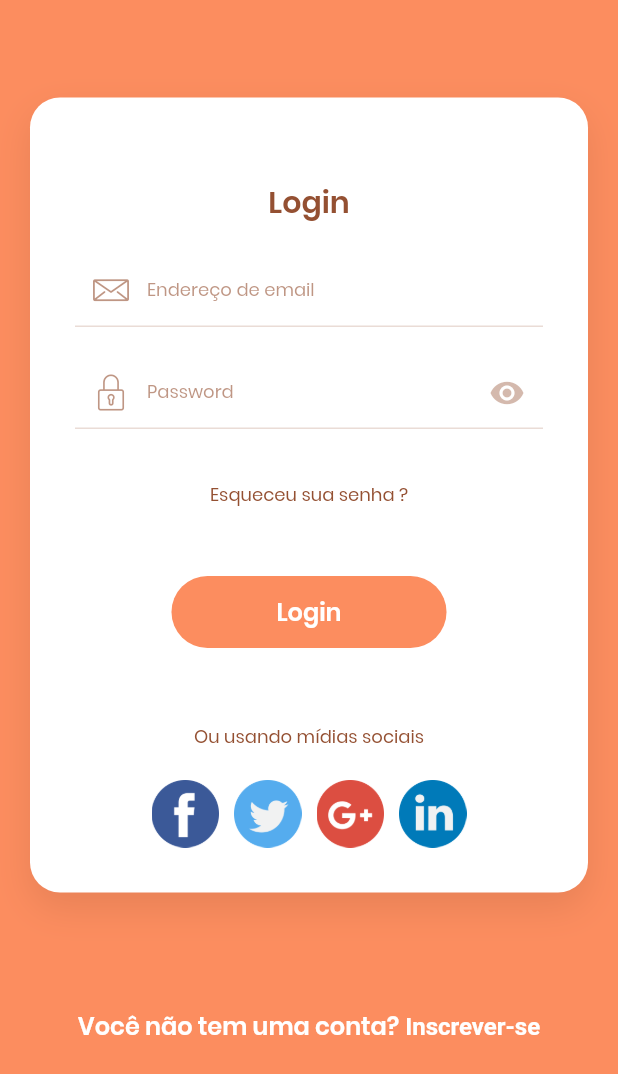
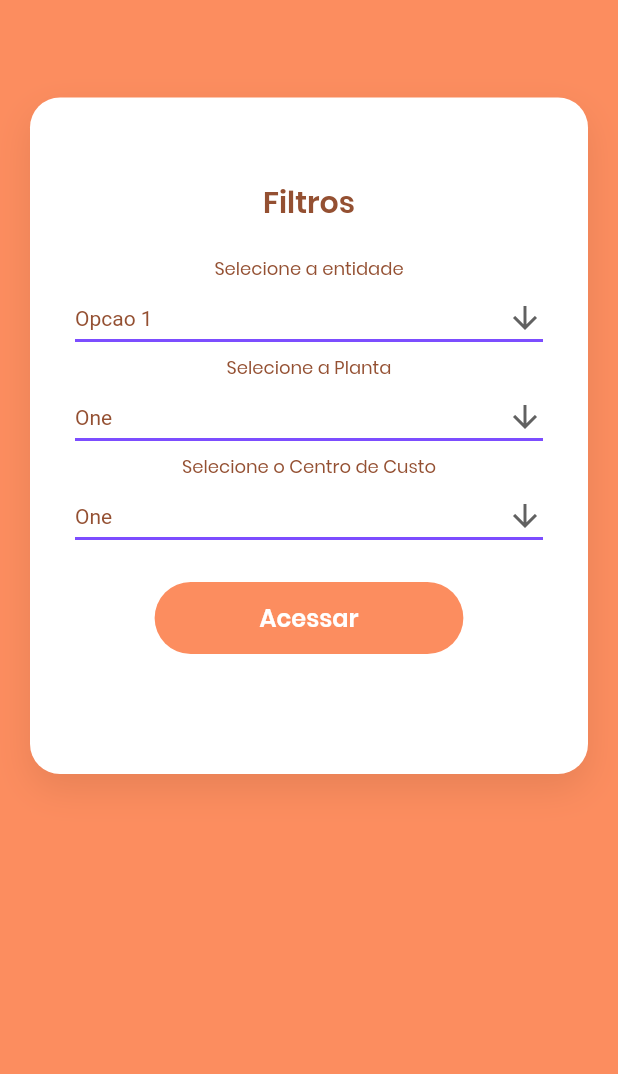
Before and after one commit to itasouza/appatlasfacil, a Flutter app: the TelaLogin screen opened directly, after a tap on "Login", on a phone screen of 412 x 824 dp. Shown: the top 1074 px of the screen. Run offline on Flutter 3.47's test engine with Material 2 defaults, Android fonts, the phone set to English and light mode, and no system bars; our stand-ins replace carousel_slider, datetime_picker_formfield, flutter_svg, splashscreen, sticky_headers.

Commit message:
tela filtros

```diff
--- a/lib/TelaApresentacao.dart
+++ b/lib/TelaApresentacao.dart
@@ -1,8 +1,6 @@
 import 'package:flutter/material.dart';
 import 'package:splashscreen/splashscreen.dart';
 import 'TelaSplash.dart';
-
-
 
 class TelaApresentacao extends StatefulWidget {
   @override
--- /dev/null
+++ b/lib/TelaFiltros.dart
@@ -0,0 +1,144 @@
+import 'package:appatlasfacil/config/ui_icons.dart';
+import 'package:flutter/cupertino.dart';
+import 'package:flutter/material.dart';
+
+
+class TelaFiltros extends StatefulWidget {
+  @override
+  _TelaFiltrosState createState() => _TelaFiltrosState();
+}
+
+class _TelaFiltrosState extends State<TelaFiltros> {
+  String dropdownValue = 'One';
+  bool _showPassword = false;
+
+  String entidade = 'Opcao 1';
+  List<String> options = ['Opcao 1', 'Opcao 2', 'Opcao 3', 'Opcao 4'];
+
+  Widget build(BuildContext context) {
+    return Scaffold(
+      backgroundColor: Theme.of(context).accentColor,
+      body: SingleChildScrollView(
+        child: Column(
+          children: <Widget>[
+            Stack(
+              children: <Widget>[
+                Container(
+                  width: double.infinity,
+                  padding: EdgeInsets.symmetric(vertical: 30, horizontal: 30),
+                  margin: EdgeInsets.symmetric(vertical: 65, horizontal: 20),
+                  decoration: BoxDecoration(
+                      borderRadius: BorderRadius.circular(20),
+                      color: Theme.of(context).primaryColor,
+                      boxShadow: [
+                        BoxShadow(
+                            color: Theme.of(context).hintColor.withOpacity(0.2), offset: Offset(0, 10), blurRadius: 20)
+                      ]),
+                  child: Column(
+                    children: <Widget>[
+                      SizedBox(height: 25),
+                      Text('Filtros', style: Theme.of(context).textTheme.display2),
+                      SizedBox(height: 20),
+                      Text('Selecione a entidade'),
+                      DropdownButton<String>(
+                        value: entidade,
+                        isExpanded: true,
+                        icon: Icon(Icons.arrow_downward),
+                        iconSize: 24,
+                        elevation: 16,
+                        style: TextStyle(color: Theme.of(context).focusColor),
+                        underline: Container(
+                          height: 2,
+                          color: Colors.deepPurpleAccent,
+                        ),
+                        onChanged: (String newValue) {
+                          setState(() {
+                            entidade = newValue;
+                          });
+                        },
+                        items: options
+                            .map<DropdownMenuItem<String>>((String value) {
+                          return DropdownMenuItem<String>(
+                            value: value,
+                            child: Text(value),
+                          );
+                        }).toList(),
+                      ),
+                      Text('Selecione a Planta'),
+                      DropdownButton<String>(
+                        value: dropdownValue,
+                        isExpanded: true,
+                        icon: Icon(Icons.arrow_downward),
+                        iconSize: 24,
+                        elevation: 16,
+                        style: TextStyle(color: Theme.of(context).focusColor),
+                        underline: Container(
+                          height: 2,
+                          color: Colors.deepPurpleAccent,
+                        ),
+                        onChanged: (String newValue) {
+                          setState(() {
+                            dropdownValue = newValue;
+                          });
+                        },
+                        items: <String>['One', 'Two', 'Free', 'Four']
+                            .map<DropdownMenuItem<String>>((String value) {
+                          return DropdownMenuItem<String>(
+                            value: value,
+                            child: Text(value),
+                          );
+                        }).toList(),
+                      ),
+                      Text('Selecione o Centro de Custo'),
+                      DropdownButton<String>(
+                        value: dropdownValue,
+                        isExpanded: true,
+                        icon: Icon(Icons.arrow_downward),
+                        iconSize: 24,
+                        elevation: 16,
+                        style: TextStyle(color: Theme.of(context).focusColor),
+                        underline: Container(
+                          height: 2,
+                          color: Colors.deepPurpleAccent,
+                        ),
+                        onChanged: (String newValue) {
+                          setState(() {
+                            dropdownValue = newValue;
+                          });
+                        },
+                        items: <String>['One', 'Two', 'Free', 'Four']
+                            .map<DropdownMenuItem<String>>((String value) {
+                          return DropdownMenuItem<String>(
+                            value: value,
+                            child: Text(value),
+                          );
+                        }).toList(),
+                      ),
+                      SizedBox(height: 20),
+                      FlatButton(
+                        padding: EdgeInsets.symmetric(vertical: 12, horizontal: 70),
+                        onPressed: () {
+                          // 2 number refer the index of Home page
+                          //Navigator.of(context).pushNamed('/Tabs', arguments: 2);
+                        },
+                        child: Text(
+                          'Acessar',
+                          style: Theme.of(context).textTheme.title.merge(
+                            TextStyle(color: Theme.of(context).primaryColor),
+                          ),
+                        ),
+                        color: Theme.of(context).accentColor,
+                        shape: StadiumBorder(),
+                      ),
+                      SizedBox(height: 50),
+                    ],
+                  ),
+                ),
+              ],
+            ),
+          ],
+        ),
+      ),
+    );
+  }
+}
--- a/lib/TelaLogin.dart
+++ b/lib/TelaLogin.dart
@@ -2,7 +2,7 @@ import 'package:appatlasfacil/config/ui_icons.dart';
 import 'package:appatlasfacil/src/widgets/SocialMediaWidget.dart';
 import 'package:flutter/cupertino.dart';
 import 'package:flutter/material.dart';
-
+import 'TelaFiltros.dart';
 
 class TelaLogin extends StatefulWidget {
   @override
@@ -96,13 +96,20 @@ class _TelaLoginState extends State<TelaLogin> {
                         padding: EdgeInsets.symmetric(vertical: 12, horizontal: 70),
                         onPressed: () {
                           // 2 number refer the index of Home page
-                          Navigator.of(context).pushNamed('/Tabs', arguments: 2);
+                          //Navigator.of(context).pushNamed('/Tabs', arguments: 2);
+                          Navigator.push(context, MaterialPageRoute(
+                              builder: (context) => TelaFiltros()
+                          )
+                          );
+
                         },
-                        child: Text(
-                          'Login',
-                          style: Theme.of(context).textTheme.title.merge(
-                            TextStyle(color: Theme.of(context).primaryColor),
-                          ),
+                        child: GestureDetector(
+                          child: Text(
+                            'Login',
+                            style: Theme.of(context).textTheme.title.merge(
+                              TextStyle(color: Theme.of(context).primaryColor),
+                            ),
+                          )
                         ),
                         color: Theme.of(context).accentColor,
                         shape: StadiumBorder(),
```
